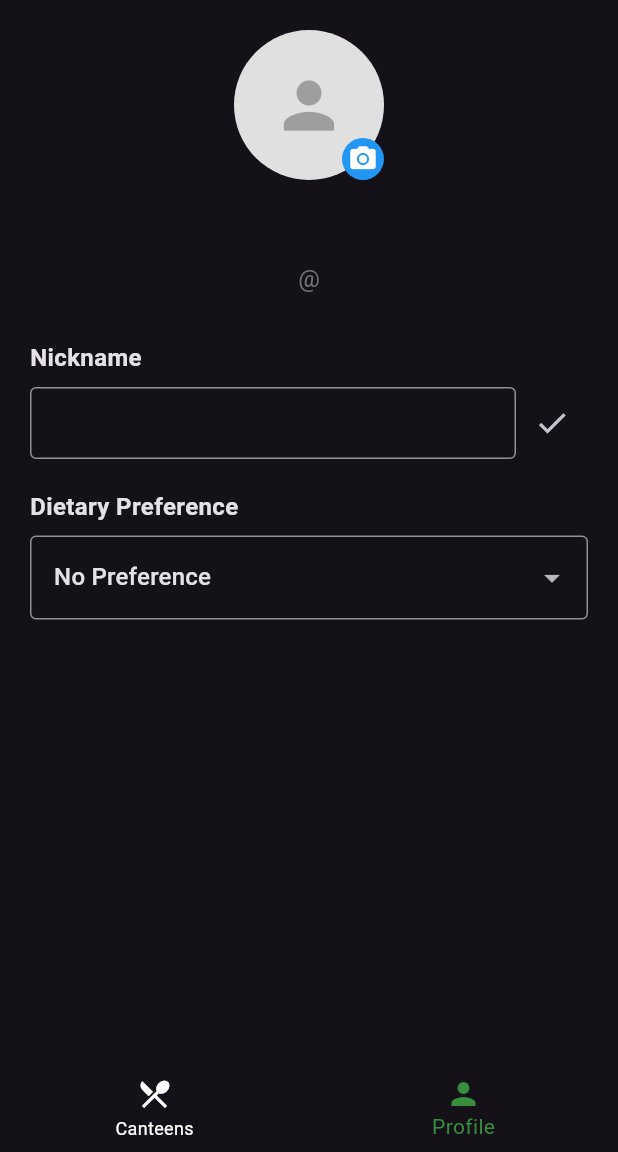
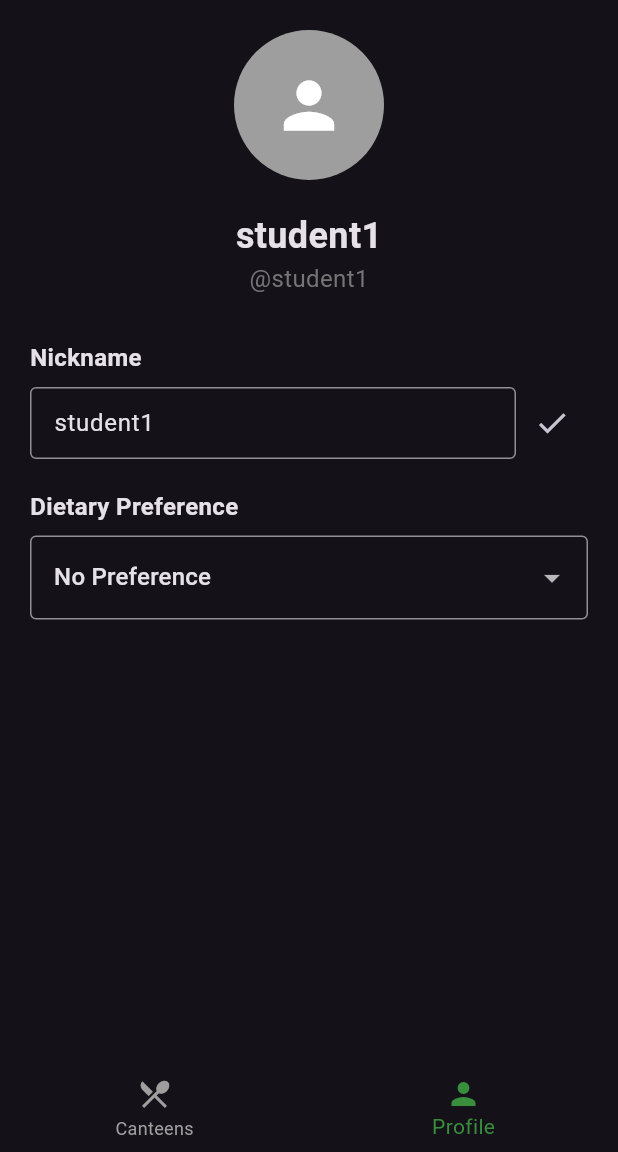
Before and after one commit to Xingchen722/My-Orbital-Project----ByteBites, a Flutter app: the HomeScreenStudent screen opened directly, item 2 of the bottom bar chosen, on a phone screen of 412 x 824 dp, the part 84-1236 px from its top. Run offline on Flutter 3.47's test engine with Material 3 defaults, Android fonts, the phone set to English and light mode, and no system bars; our stand-ins replace shared_preferences; accounts and stored records are empty.

Commit message:
更新主页和个人资料页面

```diff
--- a/lib/screens/home_screen_students.dart
+++ b/lib/screens/home_screen_students.dart
@@ -1,8 +1,4 @@
 import 'package:flutter/material.dart';
-import 'package:shared_preferences/shared_preferences.dart';
-import 'package:image_picker/image_picker.dart';
-import 'dart:io';
-
 class CanteenPage extends StatelessWidget {
   const CanteenPage({super.key});
 
@@ -11,7 +7,7 @@ class CanteenPage extends StatelessWidget {
     return Center(
       child: Column(
         mainAxisAlignment: MainAxisAlignment.center,
-        children: [
+        children: const [
           Text('Student Home', style: TextStyle(fontSize: 24)),
           SizedBox(height: 20),
           Text('View and order from canteens', style: TextStyle(fontSize: 16)),
@@ -29,10 +25,10 @@ class ProfilePage extends StatefulWidget {
 }
 
 class _ProfilePageState extends State<ProfilePage> {
-  String username = '';
-  String nickname = '';
+  String username = 'student1';
+  String nickname = 'student1';
   String dietaryPreference = 'No Preference';
-  File? _avatarImage;
+
   final List<String> dietaryOptions = [
     'No Preference',
     'Vegetarian',
@@ -45,69 +41,13 @@ class _ProfilePageState extends State<ProfilePage> {
     'Pescatarian'
   ];
 
-  @override
-  void initState() {
-    super.initState();
-    _loadUserData();
-  }
-
-  Future<void> _loadUserData() async {
-    final prefs = await SharedPreferences.getInstance();
-    setState(() {
-      username = prefs.getString('currentUsername') ?? 'No Username';
-      nickname = prefs.getString('nickname_$username') ?? username;
-      dietaryPreference = prefs.getString('dietary_$username') ?? 'No Preference';
-      String? avatarPath = prefs.getString('currentUserAvatar');
-      if (avatarPath != null && avatarPath.isNotEmpty) {
-        _avatarImage = File(avatarPath);
-      }
-    });
-  }
-
-  Future<void> _pickImage() async {
-    final ImagePicker picker = ImagePicker();
-    final XFile? image = await picker.pickImage(source: ImageSource.gallery);
-
-    if (image != null) {
-      setState(() {
-        _avatarImage = File(image.path);
-      });
-
-      // 保存头像路径
-      final prefs = await SharedPreferences.getInstance();
-      await prefs.setString('currentUserAvatar', image.path);
-
-      // 更新用户列表中的头像路径
-      List<String>? users = prefs.getStringList('users');
-      if (users != null) {
-        for (int i = 0; i < users.length; i++) {
-          List<String> userData = users[i].split('|');
-          if (userData[0] == username) {
-            if (userData.length > 3) {
-              userData[3] = image.path;
-            } else {
-              userData.add(image.path);
-            }
-            users[i] = userData.join('|');
-            break;
-          }
-        }
-        await prefs.setStringList('users', users);
-      }
-    }
-  }
-
-  Future<void> _saveNickname(String newNickname) async {
-    final prefs = await SharedPreferences.getInstance();
-    await prefs.setString('nickname_$username', newNickname);
+  void _saveNickname(String newNickname) {
     setState(() {
       nickname = newNickname;
     });
   }
 
-  Future<void> _saveDietaryPreference(String preference) async {
-    final prefs = await SharedPreferences.getInstance();
-    await prefs.setString('dietary_$username', preference);
+  void _saveDietaryPreference(String preference) {
     setState(() {
       dietaryPreference = preference;
     });
@@ -120,36 +60,10 @@ class _ProfilePageState extends State<ProfilePage> {
       child: Column(
         crossAxisAlignment: CrossAxisAlignment.center,
         children: [
-          GestureDetector(
-            onTap: _pickImage,
-            child: Stack(
-              children: [
-                CircleAvatar(
-                  radius: 50,
-                  backgroundColor: Colors.grey[300],
-                  backgroundImage: _avatarImage != null ? FileImage(_avatarImage!) : null,
-                  child: _avatarImage == null
-                      ? const Icon(Icons.person, size: 50, color: Colors.grey)
-                      : null,
-                ),
-                Positioned(
-                  bottom: 0,
-                  right: 0,
-                  child: Container(
-                    padding: const EdgeInsets.all(4),
-                    decoration: BoxDecoration(
-                      color: Colors.blue,
-                      shape: BoxShape.circle,
-                    ),
-                    child: const Icon(
-                      Icons.camera_alt,
-                      color: Colors.white,
-                      size: 20,
-                    ),
-                  ),
-                ),
-              ],
-            ),
+          const CircleAvatar(
+            radius: 50,
+            backgroundColor: Colors.grey,
+            child: Icon(Icons.person, size: 50, color: Colors.white),
           ),
           const SizedBox(height: 20),
           Text(
@@ -195,7 +109,7 @@ class _ProfilePageState extends State<ProfilePage> {
             Expanded(
               child: TextField(
                 controller: controller,
-                decoration: InputDecoration(
+                decoration: const InputDecoration(
                   border: OutlineInputBorder(),
                   contentPadding: EdgeInsets.symmetric(horizontal: 12),
                 ),
@@ -240,7 +154,7 @@ class _ProfilePageState extends State<ProfilePage> {
               _saveDietaryPreference(newValue);
             }
           },
-          decoration: InputDecoration(
+          decoration: const InputDecoration(
             border: OutlineInputBorder(),
             contentPadding: EdgeInsets.symmetric(horizontal: 12, vertical: 16),
           ),
@@ -288,7 +202,7 @@ class HomeScreenStudent extends StatefulWidget {
 class _HomeScreenStudentState extends State<HomeScreenStudent> {
   int _selectedIndex = 0;
 
-  final List<Widget> _pages = [CanteenPage(), ProfilePage()];
+  final List<Widget> _pages = const [CanteenPage(), ProfilePage()];
 
   void _onItemTapped(int index) {
     setState(() {
@@ -300,7 +214,7 @@ class _HomeScreenStudentState extends State<HomeScreenStudent> {
   Widget build(BuildContext context) {
     return Scaffold(
       appBar: AppBar(
-        title: Text('ByteBites - Student'),
+        title: const Text('ByteBites - Student'),
         backgroundColor: Colors.green[700],
       ),
       body: IndexedStack(index: _selectedIndex, children: _pages),
@@ -308,7 +222,7 @@ class _HomeScreenStudentState extends State<HomeScreenStudent> {
         currentIndex: _selectedIndex,
         onTap: _onItemTapped,
         selectedItemColor: Colors.green[700],
-        unselectedItemColor: const Color.fromARGB(255, 255, 255, 255),
+        unselectedItemColor: Colors.grey,
         items: const [
           BottomNavigationBarItem(
             icon: Icon(Icons.restaurant_menu),
```
Also changed, not shown: pubspec.lock.
